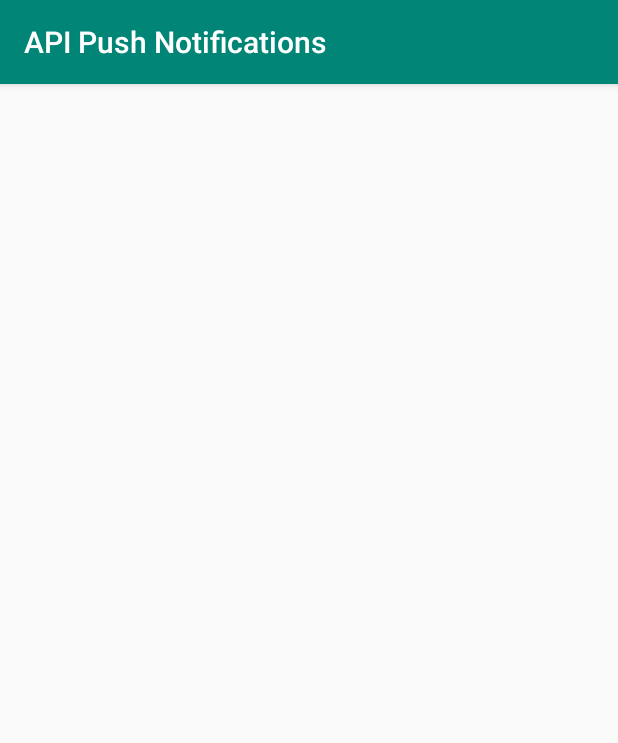
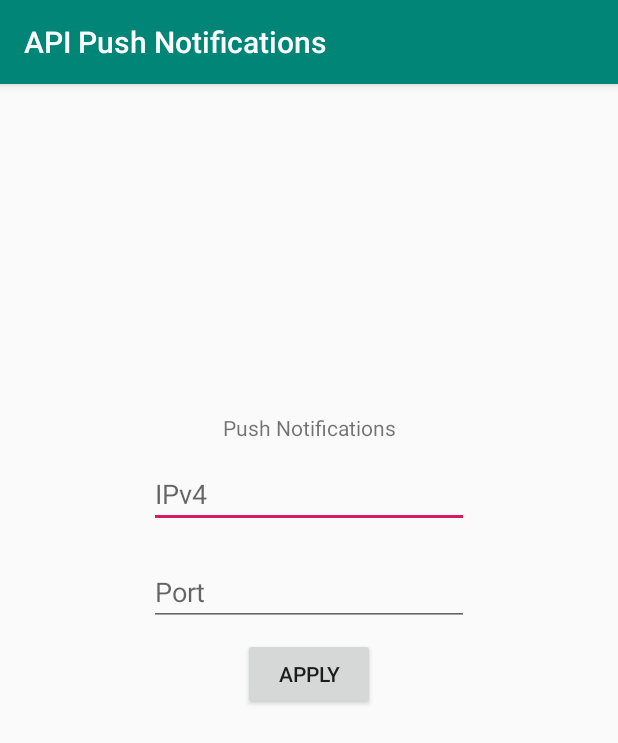
Before and after one commit to viktorholk/push-notifications-api, an Android app: the screen it shows after launch (MainActivity), on a phone screen of 412 x 824 dp. Shown: the top 743 px of the screen. Run offline under Robolectric (Android 15) with nearby library versions, the phone set to English and light mode, and no system bars.

Commit message:
android sample

```diff
--- a/android/app/build.gradle
+++ b/android/app/build.gradle
@@ -22,6 +22,7 @@
 dependencies {
     implementation fileTree(dir: 'libs', include: ['*.jar'])
     implementation 'androidx.appcompat:appcompat:1.2.0'
+    implementation 'androidx.constraintlayout:constraintlayout:2.0.1'
     testImplementation 'junit:junit:4.12'
     androidTestImplementation 'androidx.test:runner:1.3.0'
     androidTestImplementation 'androidx.test.espresso:espresso-core:3.3.0'
--- a/android/app/src/main/AndroidManifest.xml
+++ b/android/app/src/main/AndroidManifest.xml
@@ -1,3 +1,4 @@
+<?xml version="1.0" encoding="utf-8"?>
 <manifest xmlns:android="http://schemas.android.com/apk/res/android"
     package="com.tactoctical.apipushnotifications">
 
@@ -11,6 +12,7 @@
         <activity android:name=".MainActivity">
             <intent-filter>
                 <action android:name="android.intent.action.MAIN" />
+
                 <category android:name="android.intent.category.LAUNCHER" />
             </intent-filter>
         </activity>
--- a/android/app/src/main/java/com/tactoctical/apipushnotifications/MainActivity.java
+++ b/android/app/src/main/java/com/tactoctical/apipushnotifications/MainActivity.java
@@ -1,15 +1,14 @@
 package com.tactoctical.apipushnotifications;
-
-import android.os.Bundle;
-import android.os.PersistableBundle;
 
 import androidx.appcompat.app.AppCompatActivity;
 
+import android.os.Bundle;
+
 public class MainActivity extends AppCompatActivity {
+
     @Override
-    public void onCreate(Bundle savedInstanceState, PersistableBundle persistentState) {
-        super.onCreate(savedInstanceState, persistentState);
+    protected void onCreate(Bundle savedInstanceState) {
+        super.onCreate(savedInstanceState);
         setContentView(R.layout.activity_main);
-
     }
 }
--- a/android/app/src/main/res/layout/activity_main.xml
+++ b/android/app/src/main/res/layout/activity_main.xml
@@ -1,6 +1,60 @@
 <?xml version="1.0" encoding="utf-8"?>
-<LinearLayout xmlns:android="http://schemas.android.com/apk/res/android"
-    android:orientation="vertical" android:layout_width="match_parent"
-    android:layout_height="match_parent">
+<androidx.constraintlayout.widget.ConstraintLayout xmlns:android="http://schemas.android.com/apk/res/android"
+    xmlns:app="http://schemas.android.com/apk/res-auto"
+    xmlns:tools="http://schemas.android.com/tools"
+    android:layout_width="match_parent"
+    android:layout_height="match_parent"
+    tools:context=".MainActivity">
 
-</LinearLayout>
+    <TextView
+        android:id="@+id/textView"
+        android:layout_width="wrap_content"
+        android:layout_height="wrap_content"
+        android:text="Push Notifications"
+        app:layout_constraintBottom_toBottomOf="parent"
+        app:layout_constraintLeft_toLeftOf="parent"
+        app:layout_constraintRight_toRightOf="parent"
+        app:layout_constraintTop_toTopOf="parent"
+        app:layout_constraintVertical_bias="0.293" />
+
+    <EditText
+        android:id="@+id/editIpv"
+        android:layout_width="wrap_content"
+        android:layout_height="wrap_content"
+        android:layout_marginStart="8dp"
+        android:layout_marginTop="12dp"
+        android:layout_marginEnd="8dp"
+        android:ems="10"
+        android:hint="IPv4"
+        android:inputType="textPersonName"
+        app:layout_constraintEnd_toEndOf="parent"
+        app:layout_constraintStart_toStartOf="parent"
+        app:layout_constraintTop_toBottomOf="@+id/textView" />
+
+    <EditText
+        android:id="@+id/editPort"
+        android:layout_width="wrap_content"
+        android:layout_height="wrap_content"
+        android:layout_marginStart="8dp"
+        android:layout_marginTop="20dp"
+        android:layout_marginEnd="8dp"
+        android:ems="10"
+        android:hint="Port"
+        android:inputType="textPersonName"
+        app:layout_constraintEnd_toEndOf="parent"
+        app:layout_constraintStart_toStartOf="parent"
+        app:layout_constraintTop_toBottomOf="@+id/editIpv" />
+
+    <Button
+        android:id="@+id/applyConfig"
+        android:layout_width="wrap_content"
+        android:layout_height="wrap_content"
+        android:layout_marginStart="8dp"
+        android:layout_marginTop="8dp"
+        android:layout_marginEnd="8dp"
+        android:text="apply"
+        app:layout_constraintEnd_toEndOf="parent"
+        app:layout_constraintStart_toStartOf="parent"
+        app:layout_constraintTop_toBottomOf="@+id/editPort" />
+
+</androidx.constraintlayout.widget.ConstraintLayout>
```
Also changed, not shown: android/gradle/wrapper/gradle-wrapper.properties.
